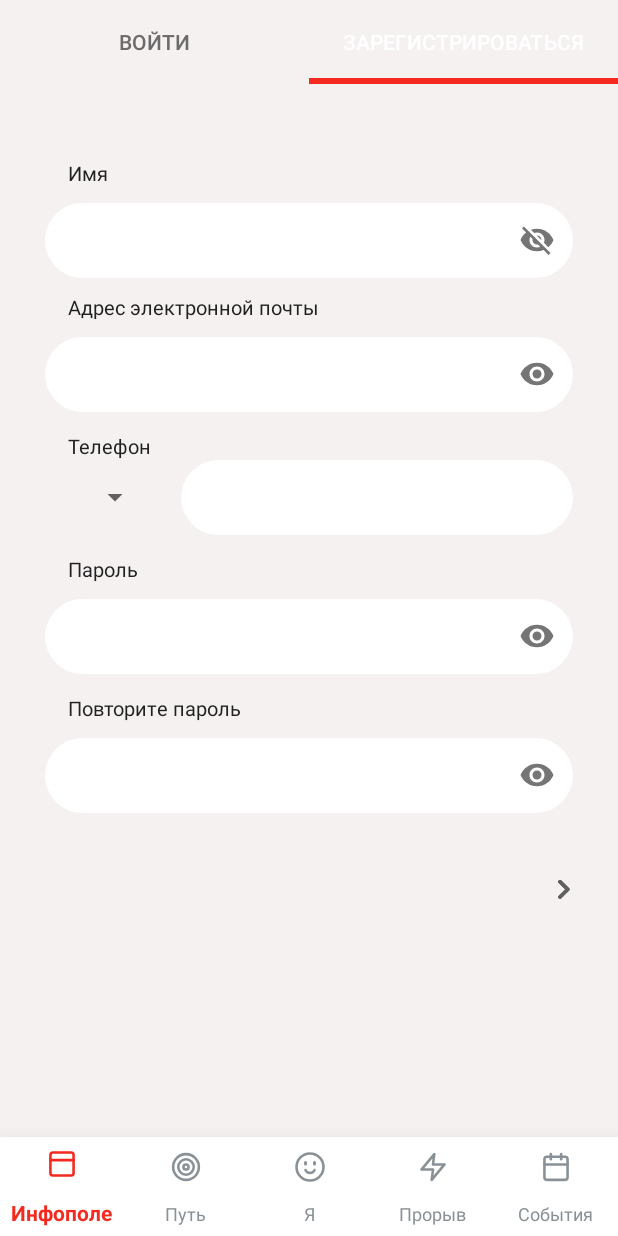
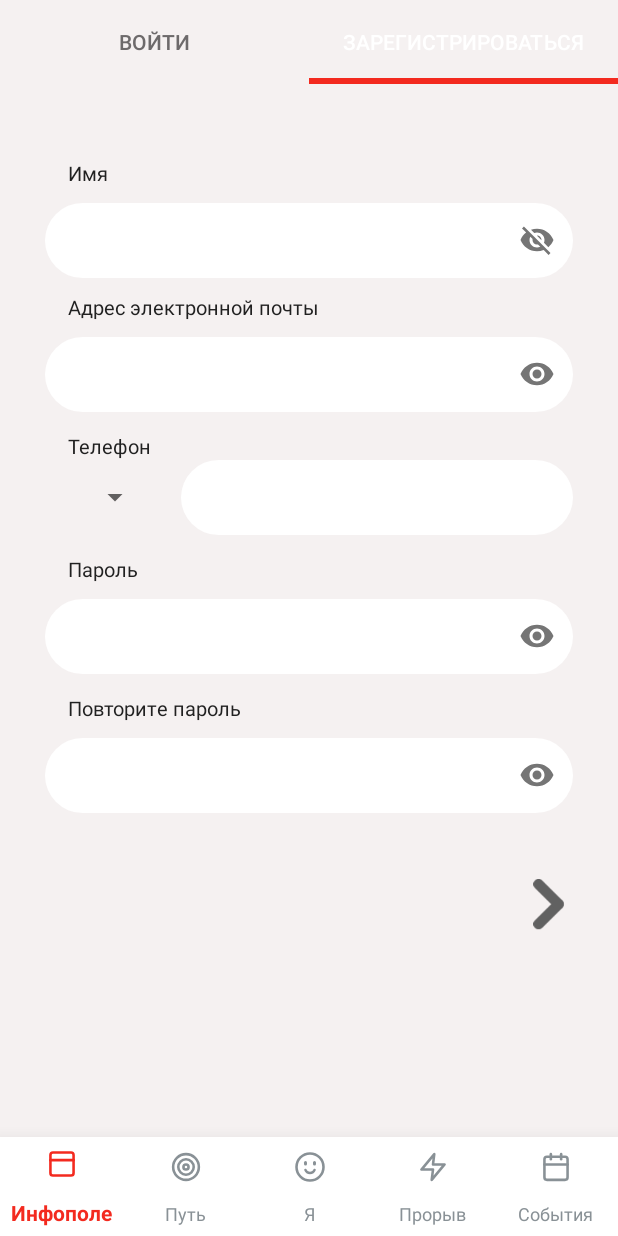
Before and after one commit to Arab1997/begunok-app, an Android app: the screen it shows after launch (MainActivity), tab 2 chosen, on a phone screen of 412 x 824 dp. Run offline under Robolectric (Android 15) with nearby library versions, the phone set to English and light mode, and no system bars; our stand-ins replace RxJava, Timber; libraries missing offline, so code that uses them is left out: com.readystatesoftware.chuck; 3 statements that could not run were skipped.

Commit message:
fix logIn

```diff
--- /dev/null
+++ b/app/src/main/res/drawable/ic_baseline_add_24.xml
@@ -0,0 +1,5 @@
+<vector android:height="24dp" android:tint="#7D7C7C"
+    android:viewportHeight="24" android:viewportWidth="24"
+    android:width="24dp" xmlns:android="http://schemas.android.com/apk/res/android">
+    <path android:fillColor="@android:color/white" android:pathData="M19,13h-6v6h-2v-6H5v-2h6V5h2v6h6v2z"/>
+</vector>
--- a/app/src/main/res/layout/screen_registration.xml
+++ b/app/src/main/res/layout/screen_registration.xml
@@ -3,7 +3,7 @@
     xmlns:app="http://schemas.android.com/apk/res-auto"
     android:layout_width="match_parent"
     android:layout_height="match_parent"
-    android:background="#F5F1F1"
+    android:background="@color/light_back"
     android:orientation="vertical"
     android:paddingLeft="30dp"
     android:paddingTop="?actionBarSize"
@@ -143,8 +143,8 @@
 
     <ImageView
         android:id="@+id/next"
-        android:layout_width="8dp"
-        android:layout_height="14dp"
+        android:layout_width="28dp"
+        android:layout_height="34dp"
         android:layout_gravity="right"
         android:layout_marginTop="44dp"
         android:layout_marginRight="2dp"
--- a/app/src/main/res/values/colors.xml
+++ b/app/src/main/res/values/colors.xml
@@ -8,6 +8,8 @@
     <color name="red">#F32A1F</color>
     <color name="hint">#899196</color>
 
+
 <color name="back_grey">#6D6A6B</color>
+    <color name="light_back">#F5F1F1</color>
 
 </resources>
```
Also changed, not shown: app/src/main/java/com/reactive/begunok/ui/screens/main/sign/FinishLoginScreen.kt (added, +14 -0 lines), app/src/main/java/com/reactive/begunok/ui/screens/main/sign/RegistrationScreen.kt (+4 -3 lines), app/src/main/res/drawable/bottom_sheet_rounded_50.xml (added, +9 -0 lines), app/src/main/res/drawable/item_rounded.xml (added, +14 -0 lines), app/src/main/res/drawable/right_sheet_rounded_50.xml (added, +8 -0 lines), app/src/main/res/layout/item_rec.xml (added, +14 -0 lines), app/src/main/res/drawable/fon.png (added), app/src/main/res/drawable/ic_back.png (added), app/src/main/res/drawable/white_back.png (added).
